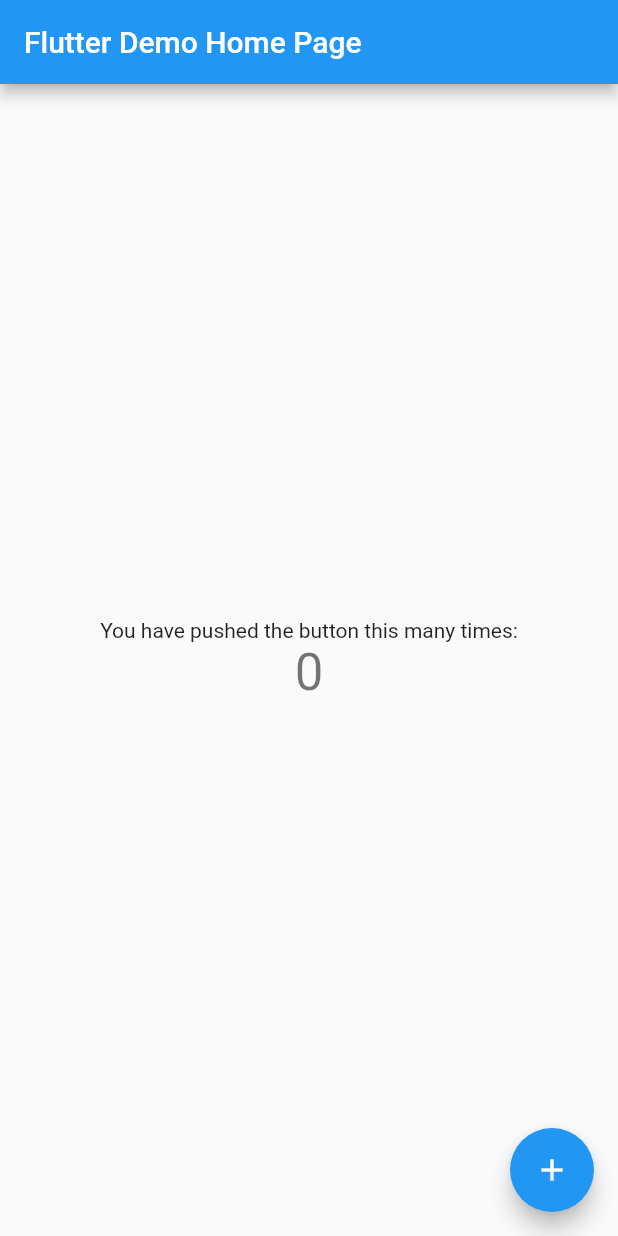
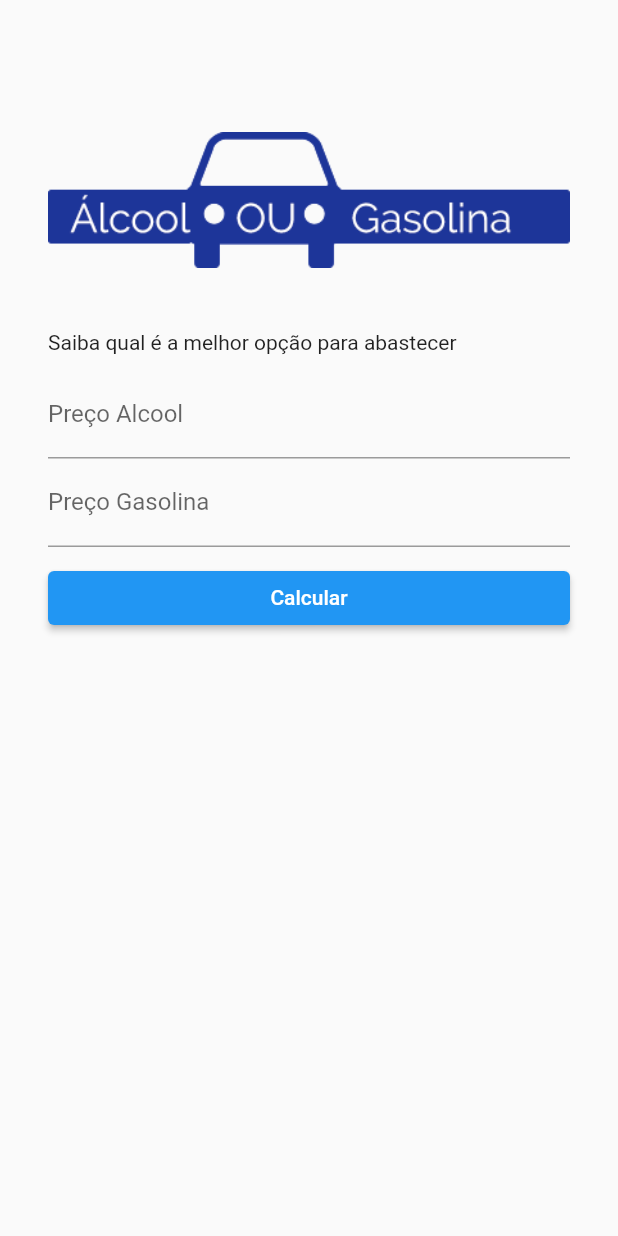
Before and after one commit to gabrielnetoc/CoursesAndBootcamps, a Flutter app: the screen it shows after launch, on a phone screen of 412 x 824 dp. Run offline on Flutter 3.47's test engine with Material 2 defaults, Android fonts, the phone set to English and light mode, and no system bars.

Commit message:
iniciando função de comparação

```diff
--- /dev/null
+++ b/Cursos/Flutter/alcool_gasolina/lib/home.dart
@@ -0,0 +1,67 @@
+import 'package:flutter/material.dart';
+
+class Home extends StatefulWidget {
+  Home({Key? key}) : super(key: key);
+
+  @override
+  State<Home> createState() => _HomeState();
+}
+
+class _HomeState extends State<Home> {
+
+  TextEditingController _alcoolController = TextEditingController();
+  TextEditingController _gasolinaController = TextEditingController();
+
+  void _calcular(){
+
+    //TODO: criar função
+
+
+  }
+
+  @override
+  Widget build(BuildContext context) {
+    return Scaffold(
+      appBar: AppBar(
+        leading: Container(),
+        elevation: 0,
+        backgroundColor: Colors.transparent,
+      ),
+      body: Container(
+          child: SingleChildScrollView(
+            padding: EdgeInsets.all(32),
+            child: Column(
+              crossAxisAlignment: CrossAxisAlignment.stretch,
+              children: [
+                Padding(padding: EdgeInsets.only(bottom: 42),
+                child: Image.asset("assets/imgs/logo.png"),),
+                Padding(padding: EdgeInsets.only(bottom: 10),
+                child: Text("Saiba qual é a melhor opção para abastecer",),),
+                TextField(
+                  keyboardType: TextInputType.number,
+                  decoration: InputDecoration(
+                    labelText: "Preço Alcool"
+                  ),
+                  controller: _alcoolController,
+                ),
+                TextField(
+                  keyboardType: TextInputType.number,
+                  decoration: InputDecoration(
+                    labelText: "Preço Gasolina"
+                  ),
+                  controller: _gasolinaController,
+                ),
+                Padding(
+                  padding: EdgeInsets.only(top: 10),
+                  child: ElevatedButton(onPressed: _calcular,
+                  child: Text("Calcular")),
+                ),
+                Padding(padding: EdgeInsets.only(top: 20),
+                child: Text(""),)
+              ],
+            ),
+          ),
+      ),
+    );
+  }
+}
--- a/Cursos/Flutter/alcool_gasolina/lib/main.dart
+++ b/Cursos/Flutter/alcool_gasolina/lib/main.dart
@@ -1,115 +1,11 @@
+import 'package:alcool_gasolina/home.dart';
 import 'package:flutter/material.dart';
 
 void main() {
-  runApp(const MyApp());
+  runApp(MaterialApp(
+    debugShowCheckedModeBanner: false,
+    home: Home(),
+    title: 'Abastecer comke',
+
+  ));
 }
-
-class MyApp extends StatelessWidget {
-  const MyApp({Key? key}) : super(key: key);
-
-  // This widget is the root of your application.
-  @override
-  Widget build(BuildContext context) {
-    return MaterialApp(
-      title: 'Flutter Demo',
-      theme: ThemeData(
-        // This is the theme of your application.
-        //
-        // Try running your application with "flutter run". You'll see the
-        // application has a blue toolbar. Then, without quitting the app, try
-        // changing the primarySwatch below to Colors.green and then invoke
-        // "hot reload" (press "r" in the console where you ran "flutter run",
-        // or simply save your changes to "hot reload" in a Flutter IDE).
-        // Notice that the counter didn't reset back to zero; the application
-        // is not restarted.
-        primarySwatch: Colors.blue,
-      ),
-      home: const MyHomePage(title: 'Flutter Demo Home Page'),
-    );
-  }
-}
-
-class MyHomePage extends StatefulWidget {
-  const MyHomePage({Key? key, required this.title}) : super(key: key);
-
-  // This widget is the home page of your application. It is stateful, meaning
-  // that it has a State object (defined below) that contains fields that affect
-  // how it looks.
-
-  // This class is the configuration for the state. It holds the values (in this
-  // case the title) provided by the parent (in this case the App widget) and
-  // used by the build method of the State. Fields in a Widget subclass are
-  // always marked "final".
-
-  final String title;
-
-  @override
-  State<MyHomePage> createState() => _MyHomePageState();
-}
-
-class _MyHomePageState extends State<MyHomePage> {
-  int _counter = 0;
-
-  void _incrementCounter() {
-    setState(() {
-      // This call to setState tells the Flutter framework that something has
-      // changed in this State, which causes it to rerun the build method below
-      // so that the display can reflect the updated values. If we changed
-      // _counter without calling setState(), then the build method would not be
-      // called again, and so nothing would appear to happen.
-      _counter++;
-    });
-  }
-
-  @override
-  Widget build(BuildContext context) {
-    // This method is rerun every time setState is called, for instance as done
-    // by the _incrementCounter method above.
-    //
-    // The Flutter framework has been optimized to make rerunning build methods
-    // fast, so that you can just rebuild anything that needs updating rather
-    // than having to individually change instances of widgets.
-    return Scaffold(
-      appBar: AppBar(
-        // Here we take the value from the MyHomePage object that was created by
-        // the App.build method, and use it to set our appbar title.
-        title: Text(widget.title),
-      ),
-      body: Center(
-        // Center is a layout widget. It takes a single child and positions it
-        // in the middle of the parent.
-        child: Column(
-          // Column is also a layout widget. It takes a list of children and
-          // arranges them vertically. By default, it sizes itself to fit its
-          // children horizontally, and tries to be as tall as its parent.
-          //
-          // Invoke "debug painting" (press "p" in the console, choose the
-          // "Toggle Debug Paint" action from the Flutter Inspector in Android
-          // Studio, or the "Toggle Debug Paint" command in Visual Studio Code)
-          // to see the wireframe for each widget.
-          //
-          // Column has various properties to control how it sizes itself and
-          // how it positions its children. Here we use mainAxisAlignment to
-          // center the children vertically; the main axis here is the vertical
-          // axis because Columns are vertical (the cross axis would be
-          // horizontal).
-          mainAxisAlignment: MainAxisAlignment.center,
-          children: <Widget>[
-            const Text(
-              'You have pushed the button this many times:',
-            ),
-            Text(
-              '$_counter',
-              style: Theme.of(context).textTheme.headline4,
-            ),
-          ],
-        ),
-      ),
-      floatingActionButton: FloatingActionButton(
-        onPressed: _incrementCounter,
-        tooltip: 'Increment',
-        child: const Icon(Icons.add),
-      ), // This trailing comma makes auto-formatting nicer for build methods.
-    );
-  }
-}
--- a/Cursos/Flutter/alcool_gasolina/pubspec.yaml
+++ b/Cursos/Flutter/alcool_gasolina/pubspec.yaml
@@ -62,6 +62,9 @@
   #   - images/a_dot_burr.jpeg
   #   - images/a_dot_ham.jpeg
 
+  assets:
+    - assets/imgs/logo.png
+
   # An image asset can refer to one or more resolution-specific "variants", see
   # https://flutter.dev/assets-and-images/#resolution-aware.
 
```
Also changed, not shown: Cursos/Flutter/alcool_gasolina/assets/imgs/logo.png (added), 2 other files.
